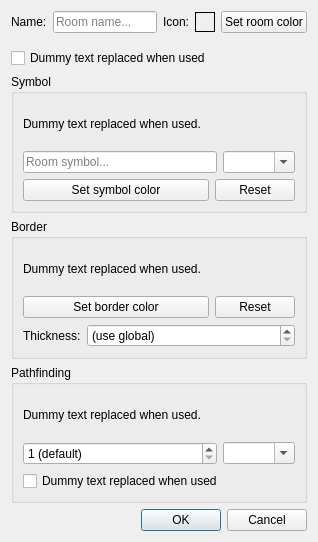
First picture: the form in src/ui/room_properties.ui, repository Mudlet/Mudlet, before the edit.
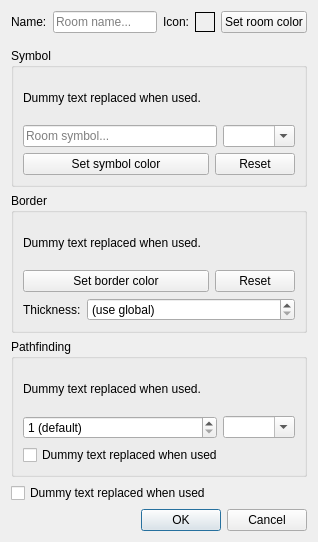
Second picture: the form after the edit.

Commit message: Revise: give in to peer requests for changes

The edit to the form file:
```diff
--- a/src/ui/room_properties.ui
+++ b/src/ui/room_properties.ui
@@ -115,19 +115,6 @@
      </layout>
     </widget>
    </item>
-   <item>
-    <widget class="QCheckBox" name="checkBox_hidden">
-     <property name="sizePolicy">
-      <sizepolicy hsizetype="MinimumExpanding" vsizetype="Fixed">
-       <horstretch>0</horstretch>
-       <verstretch>0</verstretch>
-      </sizepolicy>
-     </property>
-     <property name="text">
-      <string notr="true">Dummy text replaced when used</string>
-     </property>
-    </widget>
-   </item>
    <item>
     <widget class="QGroupBox" name="groupBox_symbol">
      <property name="sizePolicy">
@@ -462,6 +449,19 @@
      </layout>
     </widget>
    </item>
+   <item>
+    <widget class="QCheckBox" name="checkBox_hidden">
+     <property name="sizePolicy">
+      <sizepolicy hsizetype="MinimumExpanding" vsizetype="Fixed">
+       <horstretch>0</horstretch>
+       <verstretch>0</verstretch>
+      </sizepolicy>
+     </property>
+     <property name="text">
+      <string notr="true">Dummy text replaced when used</string>
+     </property>
+    </widget>
+   </item>
    <item>
     <spacer name="verticalSpacer">
      <property name="orientation">
```
Left out of the diff: 2 changed lines with no effect on the pictures. The commit also changes 1 other file.
